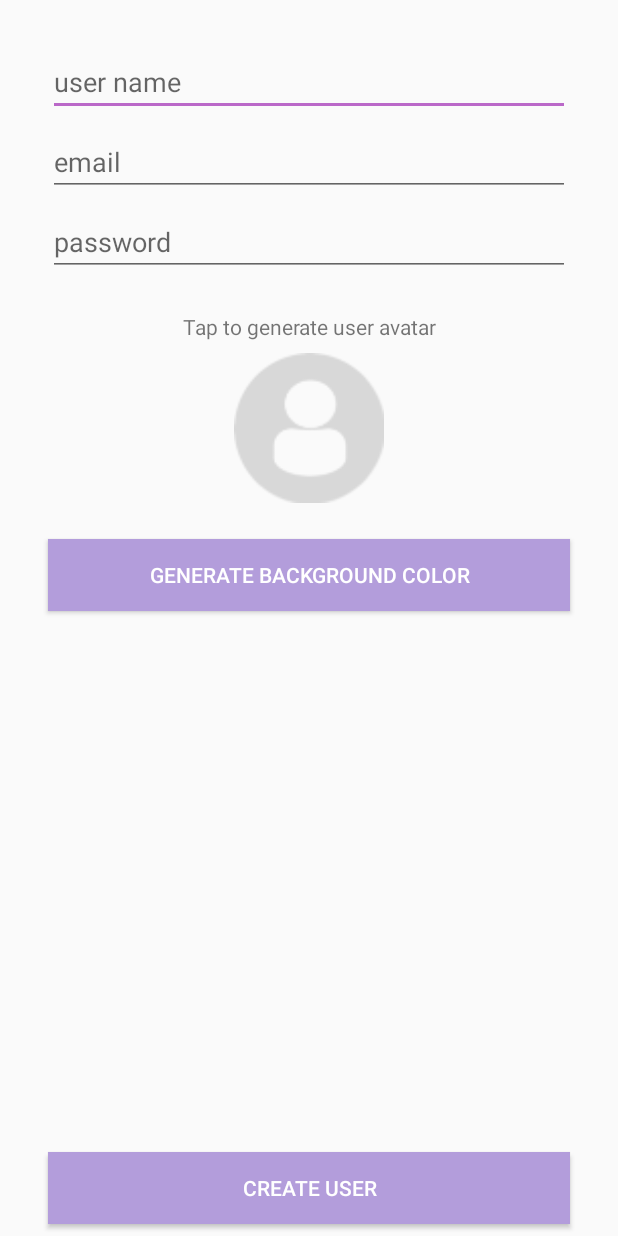
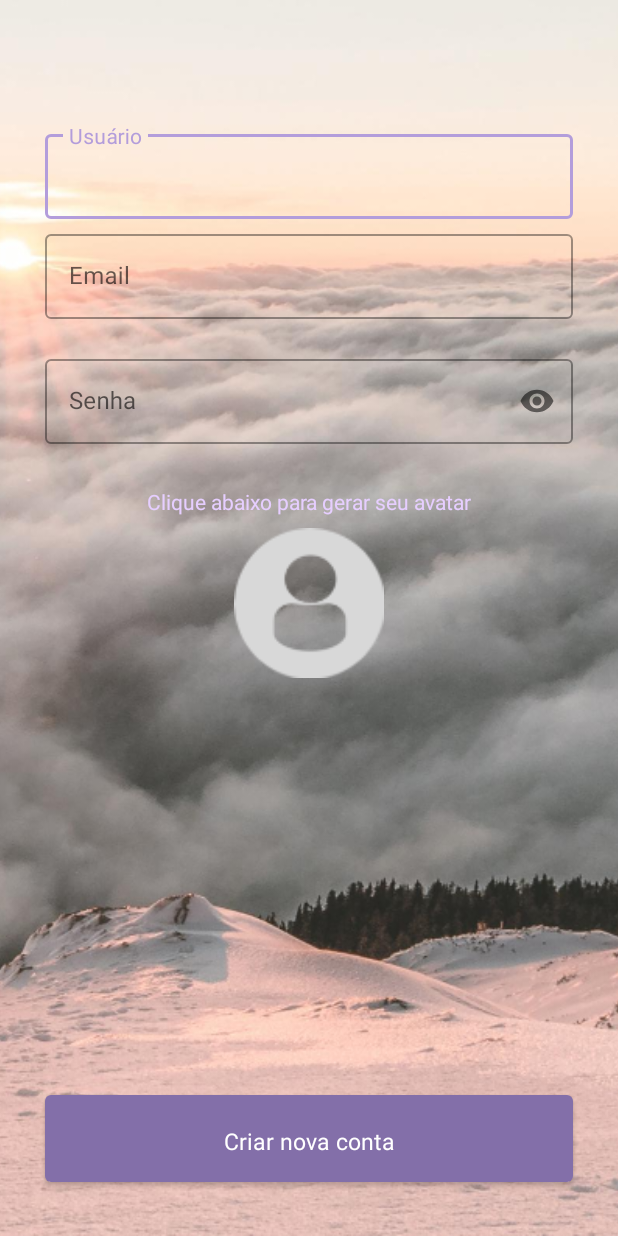
Before and after one commit to RodrigoCalderano/Smack, an Android app: the CreateUserActivity screen opened directly, with no data from a screen before it, on a phone screen of 412 x 824 dp. Run offline under Robolectric (Android 15) with nearby library versions, the phone set to English and light mode, and no system bars; libraries missing offline, so code that uses them is left out: org.jetbrains.anko; 2 statements that could not run were skipped.

Commit message:
Tapa no CreateActivity

```diff
--- a/app/src/main/res/layout/activity_create_user.xml
+++ b/app/src/main/res/layout/activity_create_user.xml
@@ -1,126 +1,145 @@
 <?xml version="1.0" encoding="utf-8"?>
-<android.support.constraint.ConstraintLayout xmlns:android="http://schemas.android.com/apk/res/android"
+<android.support.v4.widget.NestedScrollView
+    android:layout_width="match_parent"
+    android:layout_height="match_parent"
+    android:fillViewport="true"
+    xmlns:android="http://schemas.android.com/apk/res/android"
     xmlns:app="http://schemas.android.com/apk/res-auto"
     xmlns:tools="http://schemas.android.com/tools"
-    android:layout_width="match_parent"
-    android:layout_height="match_parent"
     tools:context="com.example.linux.smack.Controller.CreateUserActivity">
 
-    <EditText
+    <android.support.constraint.ConstraintLayout
+        android:layout_width="match_parent"
+        android:layout_height="match_parent">
+
+        <ImageView
+            android:contentDescription="@string/contentDescription"
+            android:id="@+id/imageView"
+            android:layout_width="0dp"
+            android:layout_height="0dp"
+            android:scaleType="centerCrop"
+            app:layout_constraintBottom_toBottomOf="parent"
+            app:layout_constraintEnd_toEndOf="parent"
+            app:layout_constraintStart_toStartOf="parent"
+            app:layout_constraintTop_toTopOf="parent"
+            app:srcCompat="@drawable/wallpape_sea_of_clouds" />
+
+        <ProgressBar
+            android:id="@+id/createSpinner"
+            style="?android:attr/progressBarStyle"
+            android:layout_width="60dp"
+            android:layout_height="60dp"
+            android:layout_marginStart="8dp"
+            android:layout_marginTop="16dp"
+            android:layout_marginEnd="8dp"
+            android:layout_marginBottom="8dp"
+            app:layout_constraintEnd_toEndOf="parent"
+            app:layout_constraintStart_toStartOf="parent"
+            app:layout_constraintTop_toTopOf="@+id/imageView" />
+
+        <android.support.design.widget.TextInputLayout
+            android:id="@+id/textInputLayout"
+            style="@style/Widget.MDC.TextInputLayout"
+            android:layout_width="match_parent"
+            android:layout_height="wrap_content"
+            android:layout_marginStart="30dp"
+            android:layout_marginEnd="30dp"
+            android:layout_marginBottom="4dp"
+            android:hint="@string/usuario"
+            app:layout_constraintBottom_toTopOf="@+id/textInputLayoutEmail"
+            app:layout_constraintEnd_toEndOf="parent"
+            app:layout_constraintStart_toStartOf="parent">
+
+            <android.support.design.widget.TextInputEditText
                 android:id="@+id/createUserNameText"
-        android:layout_width="0dp"
+                android:layout_width="match_parent"
+                android:layout_height="wrap_content" />
+        </android.support.design.widget.TextInputLayout>
+
+        <android.support.design.widget.TextInputLayout
+            android:id="@+id/textInputLayoutEmail"
+            style="@style/Widget.MDC.TextInputLayout"
+            android:layout_width="match_parent"
             android:layout_height="wrap_content"
-        android:layout_marginEnd="32dp"
-        android:layout_marginStart="32dp"
-        android:layout_marginTop="32dp"
-        android:ems="10"
-        android:hint="user name"
-        android:inputType="textPersonName"
-        android:textColor="@android:color/darker_gray"
+            android:layout_marginStart="30dp"
+            android:layout_marginTop="150dp"
+            android:layout_marginEnd="30dp"
+            android:layout_marginBottom="4dp"
+            android:hint="@string/email"
+            app:errorEnabled="true"
+            app:layout_constraintBottom_toTopOf="@+id/textInputLayoutEmailPass"
+            app:layout_constraintEnd_toEndOf="parent"
+            app:layout_constraintStart_toStartOf="parent"
+            app:layout_constraintTop_toTopOf="parent">
+
+            <android.support.design.widget.TextInputEditText
+                android:id="@+id/createEmailText"
+                android:layout_width="match_parent"
+                android:layout_height="wrap_content" />
+        </android.support.design.widget.TextInputLayout>
+
+        <android.support.design.widget.TextInputLayout
+            android:id="@+id/textInputLayoutEmailPass"
+            style="@style/Widget.MDC.TextInputLayout"
+            android:layout_width="match_parent"
+            android:layout_height="wrap_content"
+            android:layout_marginStart="30dp"
+            android:layout_marginEnd="30dp"
+            android:hint="@string/senha"
+            app:errorEnabled="true"
+            app:layout_constraintEnd_toEndOf="parent"
+            app:layout_constraintStart_toStartOf="parent"
+            app:layout_constraintTop_toBottomOf="@+id/textInputLayoutEmail"
+            app:passwordToggleEnabled="true">
+
+            <android.support.design.widget.TextInputEditText
+                android:id="@+id/createPasswordText"
+                android:layout_width="match_parent"
+                android:layout_height="wrap_content"
+                android:inputType="textPassword" />
+        </android.support.design.widget.TextInputLayout>
+
+        <TextView
+            android:id="@+id/textView"
+            android:layout_width="wrap_content"
+            android:layout_height="wrap_content"
+            android:layout_marginTop="8dp"
+            android:text="@string/generate_color_txt"
+            android:textColor="@color/primaryLight"
             app:layout_constraintEnd_toEndOf="parent"
             app:layout_constraintHorizontal_bias="0.5"
             app:layout_constraintStart_toStartOf="parent"
-        app:layout_constraintTop_toTopOf="parent"
-        tools:layout_editor_absoluteX="84dp" />
-
-    <EditText
-        android:id="@+id/createEmailText"
-        android:layout_width="0dp"
-        android:layout_height="wrap_content"
-        android:layout_marginEnd="32dp"
-        android:layout_marginStart="32dp"
-        android:layout_marginTop="8dp"
-        android:ems="10"
-        android:hint="email"
-        android:inputType="textPersonName"
-        android:textColor="@android:color/darker_gray"
-        app:layout_constraintEnd_toEndOf="parent"
-        app:layout_constraintHorizontal_bias="0.6"
-        app:layout_constraintStart_toStartOf="parent"
-        app:layout_constraintTop_toBottomOf="@+id/createUserNameText"
-        tools:layout_editor_absoluteX="84dp" />
-
-    <EditText
-        android:id="@+id/createPasswordText"
-        android:layout_width="0dp"
-        android:layout_height="wrap_content"
-        android:layout_marginEnd="32dp"
-        android:layout_marginStart="32dp"
-        android:layout_marginTop="8dp"
-        android:ems="10"
-        android:hint="password"
-        android:inputType="textPassword"
-        android:textColor="@android:color/darker_gray"
-        app:layout_constraintEnd_toEndOf="parent"
-        app:layout_constraintHorizontal_bias="0.5"
-        app:layout_constraintStart_toStartOf="parent"
-        app:layout_constraintTop_toBottomOf="@+id/createEmailText"
-        tools:layout_editor_absoluteX="84dp" />
-
-    <TextView
-        android:id="@+id/textView2"
-        android:layout_width="wrap_content"
-        android:layout_height="wrap_content"
-        android:layout_marginTop="24dp"
-        android:text="Tap to generate user avatar"
-        app:layout_constraintEnd_toEndOf="parent"
-        app:layout_constraintHorizontal_bias="0.5"
-        app:layout_constraintStart_toStartOf="parent"
-        app:layout_constraintTop_toBottomOf="@+id/createPasswordText" />
+            app:layout_constraintTop_toBottomOf="@+id/textInputLayoutEmailPass" />
 
         <ImageView
             android:id="@+id/createAvatarImageView"
             android:layout_width="100dp"
             android:layout_height="100dp"
             android:layout_marginTop="8dp"
-        android:onClick="generateUserAvatar"
+            android:contentDescription="@string/contentDescription"
             app:layout_constraintEnd_toEndOf="parent"
             app:layout_constraintHorizontal_bias="0.5"
             app:layout_constraintStart_toStartOf="parent"
-        app:layout_constraintTop_toBottomOf="@+id/textView2"
+            app:layout_constraintTop_toBottomOf="@+id/textView"
             app:srcCompat="@drawable/profiledefault" />
 
-    <Button
-        android:id="@+id/backgroundColorBtn"
+        <android.support.design.button.MaterialButton
+            android:id="@+id/createUserBtn"
+            style="@style/Widget.MDC.Button.Cheio"
             android:layout_width="0dp"
-        android:layout_height="wrap_content"
-        android:layout_marginEnd="32dp"
-        android:layout_marginStart="32dp"
-        android:layout_marginTop="24dp"
-        android:background="@color/colorPrimary"
-        android:onClick="generateColorClicked"
-        android:text="generate background color"
-        android:textColor="@android:color/white"
+            android:layout_height="70dp"
+            android:layout_marginStart="30dp"
+            android:layout_marginEnd="30dp"
+            android:layout_marginBottom="30dp"
+            android:paddingTop="8dp"
+            android:text="@string/sing_up"
+            android:textAppearance="@color/secondaryDark"
+            android:textSize="15sp"
+            app:layout_constraintBottom_toBottomOf="@+id/imageView"
             app:layout_constraintEnd_toEndOf="parent"
-        app:layout_constraintHorizontal_bias="0.5"
-        app:layout_constraintStart_toStartOf="parent"
-        app:layout_constraintTop_toBottomOf="@+id/createAvatarImageView" />
-
-    <Button
-        android:id="@+id/createUserBtn"
-        android:layout_width="0dp"
-        android:layout_height="wrap_content"
-        android:layout_marginBottom="8dp"
-        android:layout_marginEnd="32dp"
-        android:layout_marginStart="32dp"
-        android:background="@color/colorPrimary"
-        android:onClick="createUserClicked"
-        android:text="create user"
-        android:textColor="@android:color/white"
-        app:layout_constraintBottom_toBottomOf="parent"
-        app:layout_constraintEnd_toEndOf="parent"
-        app:layout_constraintHorizontal_bias="0.5"
+            app:layout_constraintHorizontal_bias="1.0"
             app:layout_constraintStart_toStartOf="parent" />
 
-    <ProgressBar
-        android:id="@+id/createSpinner"
-        style="?android:attr/progressBarStyle"
-        android:layout_width="wrap_content"
-        android:layout_height="wrap_content"
-        android:layout_marginStart="8dp"
-        android:layout_marginEnd="8dp"
-        android:layout_marginBottom="8dp"
-        app:layout_constraintBottom_toTopOf="@+id/textView2"
-        app:layout_constraintEnd_toEndOf="parent"
-        app:layout_constraintStart_toStartOf="parent" />
     </android.support.constraint.ConstraintLayout>
+
+</android.support.v4.widget.NestedScrollView>
--- a/app/src/main/res/values/strings.xml
+++ b/app/src/main/res/values/strings.xml
@@ -16,7 +16,9 @@
     <string name="senha">Senha</string>
     <string name="email">Email</string>
     <string name="login">Login</string>
+    <string name="cor_backgroud">Gerar cor aleatória</string>
     <string name="sing_up">Criar nova conta</string>
     <string name="usario_novo">Usuário novo? Cria uma conta aqui</string>
+    <string name="generate_color_txt">Clique abaixo para gerar seu avatar</string>
 
 </resources>
--- a/app/src/main/res/values/styles.xml
+++ b/app/src/main/res/values/styles.xml
@@ -20,25 +20,21 @@
 
 
 
-    <style name="Widget.Shrine.TextInputLayout"
+    <style name="Widget.MDC.TextInputLayout"
         parent="Widget.MaterialComponents.TextInputLayout.OutlinedBox">
-        <item name="hintTextAppearance">@style/TextAppearance.Shrine.TextInputLayout.HintText</item>
-        <item name="android:paddingBottom">8dp</item>
+        <item name="hintTextAppearance">@style/TextAppearance.MDC.TextInputLayout.HintText</item>
     </style>
 
-    <style name="TextAppearance.Shrine.TextInputLayout.HintText"
+    <style name="TextAppearance.MDC.TextInputLayout.HintText"
         parent="TextAppearance.MaterialComponents.Subtitle2">
         <item name="android:textColor">?android:attr/textColorPrimary</item>
     </style>
-
-
 
     <style name="Widget.MDC.Button.Cheio" parent="Widget.MaterialComponents.Button">
         <item name="android:textColor">@color/white</item>
         <item name="android:textSize">16sp</item>
         <item name="backgroundTint">?attr/colorPrimaryDark</item>
     </style>
-
 
     <style name="Widget.MDC.Button.Outlined" parent="Widget.MaterialComponents.Button.OutlinedButton">
         <item name="android:textColor">@color/secondaryDark</item>
```
Also changed, not shown: app/src/main/java/com/example/linux/smack/Controller/CreateUserActivity.kt (+55 -1 lines), app/src/main/java/com/example/linux/smack/Controller/LoginActivity.kt (+5 -14 lines), app/src/main/res/layout/activity_login.xml (+19 -17 lines). Lines whose indentation alone changed are shown as unchanged.
